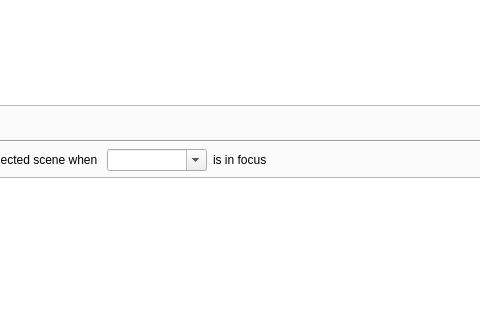
Old version of the form forms/advanced-scene-switcher.ui in the repository WarmUpTill/SceneSwitcher; both pictures show x 150 to 630 and y 149 to 469 of the 1010 by 560 pixel window.
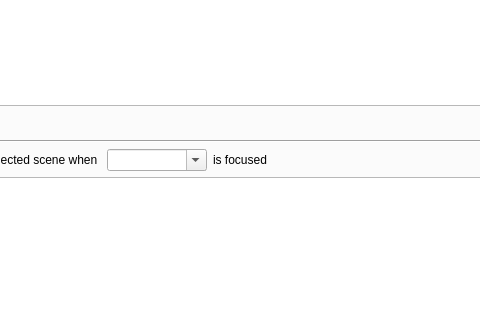
New version of the form. The open tabs and pages were chosen to show the change. Icons and pictures are not drawn.

```diff
--- a/forms/advanced-scene-switcher.ui
+++ b/forms/advanced-scene-switcher.ui
@@ -577,7 +577,7 @@
          <item>
           <widget class="QLabel" name="label_9">
            <property name="text">
-            <string>is in focus</string>
+            <string>is focused</string>
            </property>
           </widget>
          </item>
```
